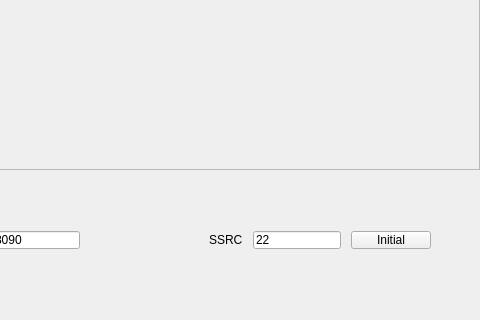
First picture: the form in widget.ui, repository zhuyanwei/WinBox, before the edit; both pictures show x 120 to 600 and y 330 to 650 of the 600 by 650 pixel window.
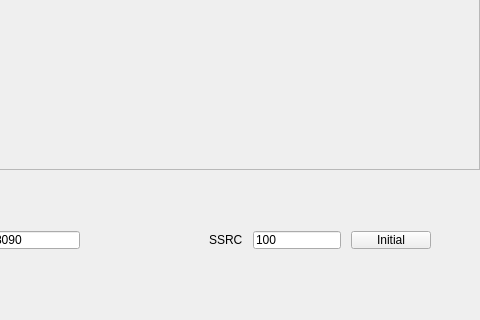
Second picture: the form after the edit. Icons and pictures are not drawn.

The edit to the form file:
```diff
--- a/widget.ui
+++ b/widget.ui
@@ -210,7 +210,7 @@
      <item>
       <widget class="QLineEdit" name="I_SSRC">
        <property name="text">
-        <string>22</string>
+        <string>100</string>
        </property>
       </widget>
      </item>
```
Left out of the diff: 2 changed lines with no effect on the pictures.
